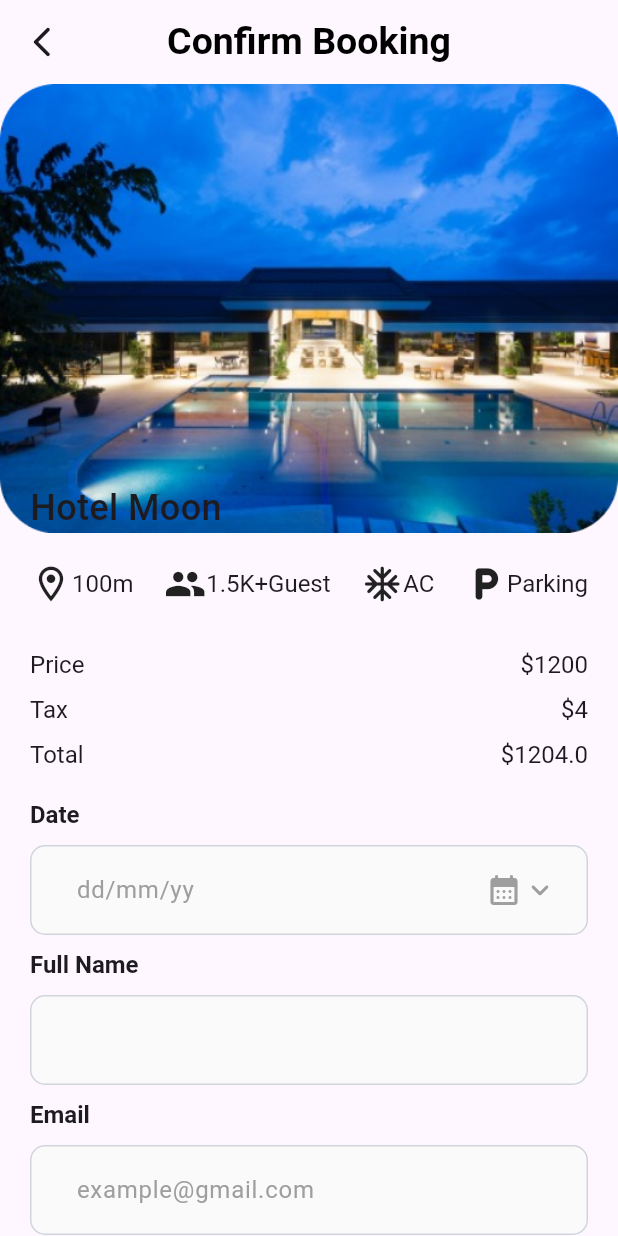
After one commit to Zimmer550i/hallify, a Flutter app: the ConfirmBooking screen opened directly with sample values from the repository, on a phone screen of 412 x 824 dp. The commit adds this screen. Run offline on Flutter 3.47's test engine with Material 3 defaults, Android fonts, the phone set to English and light mode, and no system bars.

Commit message:
add - confirm_booking page feat - added inputBackgroundColor to input widget

```diff
--- /dev/null
+++ b/lib/pages/confirm_booking.dart
@@ -0,0 +1,278 @@
+import 'package:flutter/material.dart';
+import 'package:hallify/models/hotel.dart';
+import 'package:hallify/utils/constants.dart';
+import 'package:hallify/widgets/button.dart';
+import 'package:hallify/widgets/input.dart';
+
+class ConfirmBooking extends StatelessWidget {
+  final Hotel hotel;
+  const ConfirmBooking({super.key, required this.hotel});
+
+  @override
+  Widget build(BuildContext context) {
+    return Scaffold(
+      appBar: AppBar(
+        leading: IconButton(
+          onPressed: () => Navigator.of(context).pop(),
+          icon: const Icon(Icons.arrow_back_ios_new_rounded),
+        ),
+        title: const Text(
+          "Confirm Booking",
+          textAlign: TextAlign.left,
+          style: TextStyle(
+            color: Colors.black,
+            fontSize: 25,
+            fontWeight: FontWeight.bold,
+          ),
+        ),
+        centerTitle: true,
+      ),
+      body: SingleChildScrollView(
+        child: Column(
+          children: [
+            ClipRRect(
+              borderRadius: const BorderRadius.only(
+                topLeft: Radius.circular(authPadding),
+                topRight: Radius.circular(authPadding),
+              ),
+              child: Stack(
+                children: [
+                  Image.asset(
+                    hotel.imgList[0],
+                    width: double.infinity,
+                    fit: BoxFit.cover,
+                  ),
+                  Positioned(
+                    bottom: 0,
+                    left: authPadding,
+                    child: Text(
+                      hotel.name,
+                      style: const TextStyle(
+                        fontSize: 24,
+                        fontWeight: FontWeight.w500,
+                      ),
+                    ),
+                  ),
+                ],
+              ),
+            ),
+            Padding(
+              padding: const EdgeInsets.all(authPadding),
+              child: Column(
+                children: [
+                  // amneties
+                  Row(
+                    children: [
+                      const Icon(
+                        Icons.location_on_outlined,
+                        size: 28,
+                      ),
+                      Text(
+                        "100m",
+                        style: Theme.of(context)
+                            .textTheme
+                            .displaySmall!
+                            .copyWith(fontSize: 16),
+                      ),
+                      const Spacer(),
+                      const Icon(
+                        Icons.group,
+                        size: 28,
+                      ),
+                      Text(
+                        "1.5K+Guest",
+                        style: Theme.of(context)
+                            .textTheme
+                            .displaySmall!
+                            .copyWith(fontSize: 16),
+                      ),
+                      const Spacer(),
+                      const Icon(
+                        Icons.ac_unit_rounded,
+                        size: 28,
+                      ),
+                      Text(
+                        "AC",
+                        style: Theme.of(context)
+                            .textTheme
+                            .displaySmall!
+                            .copyWith(fontSize: 16),
+                      ),
+                      const Spacer(),
+                      const Icon(
+                        Icons.local_parking_rounded,
+                        size: 28,
+                      ),
+                      Text(
+                        "Parking",
+                        style: Theme.of(context)
+                            .textTheme
+                            .displaySmall!
+                            .copyWith(fontSize: 16),
+                      ),
+                    ],
+                  ),
+
+                  const SizedBox(
+                    height: authPadding * 1.5,
+                  ),
+
+                  //Prices
+                  Row(
+                    mainAxisAlignment: MainAxisAlignment.spaceBetween,
+                    children: [
+                      Text(
+                        "Price",
+                        style: Theme.of(context)
+                            .textTheme
+                            .displaySmall!
+                            .copyWith(fontSize: 16),
+                      ),
+                      Text(
+                        "\$${hotel.price.toStringAsFixed(hotel.price.truncateToDouble() == hotel.price ? 0 : 1)}",
+                        style: Theme.of(context)
+                            .textTheme
+                            .displaySmall!
+                            .copyWith(fontSize: 16),
+                      ),
+                    ],
+                  ),
+                  const SizedBox(
+                    height: authPadding / 2,
+                  ),
+                  Row(
+                    mainAxisAlignment: MainAxisAlignment.spaceBetween,
+                    children: [
+                      Text(
+                        "Tax",
+                        style: Theme.of(context)
+                            .textTheme
+                            .displaySmall!
+                            .copyWith(fontSize: 16),
+                      ),
+                      Text(
+                        "\$4",
+                        style: Theme.of(context)
+                            .textTheme
+                            .displaySmall!
+                            .copyWith(fontSize: 16),
+                      ),
+                    ],
+                  ),
+                  const SizedBox(
+                    height: authPadding / 2,
+                  ),
+                  Row(
+                    mainAxisAlignment: MainAxisAlignment.spaceBetween,
+                    children: [
+                      Text(
+                        "Total",
+                        style: Theme.of(context)
+                            .textTheme
+                            .displaySmall!
+                            .copyWith(fontSize: 16),
+                      ),
+                      Text(
+                        "\$${hotel.price + 4}",
+                        style: Theme.of(context)
+                            .textTheme
+                            .displaySmall!
+                            .copyWith(fontSize: 16),
+                      ),
+                    ],
+                  ),
+                  const SizedBox(
+                    height: authPadding,
+                  ),
+
+                  // Inputs
+                  Align(
+                    alignment: Alignment.centerLeft,
+                    child: Text(
+                      "Date",
+                      style: Theme.of(context)
+                          .textTheme
+                          .displaySmall!
+                          .copyWith(fontSize: 16)
+                          .copyWith(fontWeight: FontWeight.w600),
+                    ),
+                  ),
+                  Stack(
+                    children: [
+                      Input(
+                        hintText: "dd/mm/yy",
+                        inputBackgroundColor: Colors.grey.shade50,
+                      ),
+                      Positioned(
+                        right: authPadding,
+                        bottom: 0,
+                        top: 0,
+                        child: GestureDetector(
+                          onTap: () => print("Hi"),
+                          child: const Row(
+                            mainAxisSize: MainAxisSize.min,
+                            children: [
+                              Icon(
+                                Icons.calendar_month_rounded,
+                                color: Colors.grey,
+                              ),
+                              Icon(
+                                Icons.keyboard_arrow_down_rounded,
+                                color: Colors.grey,
+                              ),
+                            ],
+                          ),
+                        ),
+                      ),
+                    ],
+                  ),
+
+                  Align(
+                    alignment: Alignment.centerLeft,
+                    child: Text(
+                      "Full Name",
+                      style: Theme.of(context)
+                          .textTheme
+                          .displaySmall!
+                          .copyWith(fontSize: 16)
+                          .copyWith(fontWeight: FontWeight.w600),
+                    ),
+                  ),
+                  Input(
+                    hintText: "",
+                    inputBackgroundColor: Colors.grey.shade50,
+                  ),
+
+                  Align(
+                    alignment: Alignment.centerLeft,
+                    child: Text(
+                      "Email",
+                      style: Theme.of(context)
+                          .textTheme
+                          .displaySmall!
+                          .copyWith(fontSize: 16)
+                          .copyWith(fontWeight: FontWeight.w600),
+                    ),
+                  ),
+                  Input(
+                    hintText: "example@gmail.com",
+                    inputBackgroundColor: Colors.grey.shade50,
+                  ),
+                ],
+              ),
+            ),
+            Button(
+              text: "Next",
+              height: 31,
+              textSize: 24,
+              func: () => print("Hi"),
+            ),
+            const SizedBox(
+              height: authPadding,
+            ),
+          ],
+        ),
+      ),
+    );
+  }
+}
--- a/lib/pages/hotel_info.dart
+++ b/lib/pages/hotel_info.dart
@@ -1,5 +1,6 @@
 import 'package:flutter/material.dart';
 import 'package:hallify/models/hotel.dart';
+import 'package:hallify/pages/confirm_booking.dart';
 import 'package:hallify/utils/constants.dart';
 import 'package:hallify/widgets/button.dart';
 import 'package:hallify/widgets/rating.dart';
@@ -57,6 +58,13 @@ class _HotelInfoState extends State<HotelInfo> {
               width: MediaQuery.of(context).size.width / 1.9,
             ),
             Button(
+              func: () => Navigator.of(context).push(
+                MaterialPageRoute(
+                  builder: (_) => ConfirmBooking(
+                    hotel: widget.hotel,
+                  ),
+                ),
+              ),
               text: "Book",
               size: 0.8,
               width: MediaQuery.of(context).size.width / 1.9,
@@ -101,8 +109,7 @@ class _HotelInfoState extends State<HotelInfo> {
                         Row(
                           mainAxisSize: MainAxisSize.min,
                           children: [
-                            Rating(
-                                rating: widget.hotel.review, size: size / 5),
+                            Rating(rating: widget.hotel.review, size: size / 5),
                             Text(
                               "(${widget.hotel.reviewCount} reviews)",
                               style: Theme.of(context)
--- a/lib/widgets/input.dart
+++ b/lib/widgets/input.dart
@@ -3,10 +3,12 @@ import 'package:flutter/material.dart';
 class Input extends StatefulWidget {
   final String hintText;
   final bool obscureText;
+  final Color inputBackgroundColor;
   const Input({
     super.key,
     required this.hintText,
     this.obscureText = false,
+    this.inputBackgroundColor = const Color(0xffF1F1F1),
   });
 
   @override
@@ -23,7 +25,7 @@ class _InputState extends State<Input> {
       child: Container(
         padding: const EdgeInsets.symmetric(horizontal: 30, vertical: 5),
         decoration: BoxDecoration(
-          color: const Color(0xffF1F1F1),
+          color: widget.inputBackgroundColor,
           borderRadius: BorderRadius.circular(10),
           border: Border.all(color: const Color(0xffD0D5DD)),
         ),
```
